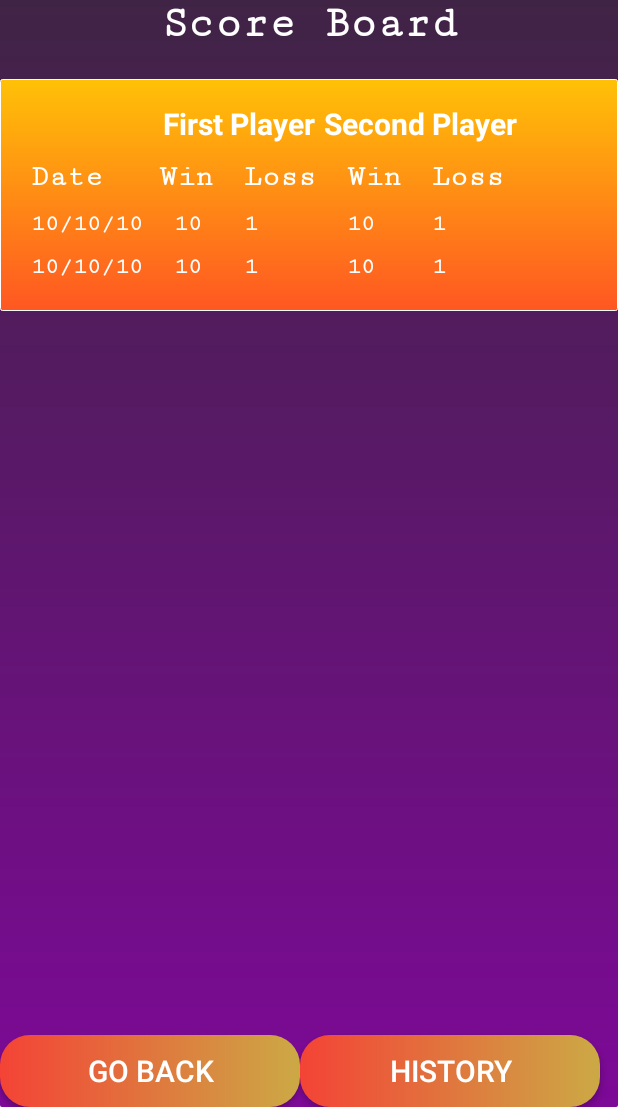
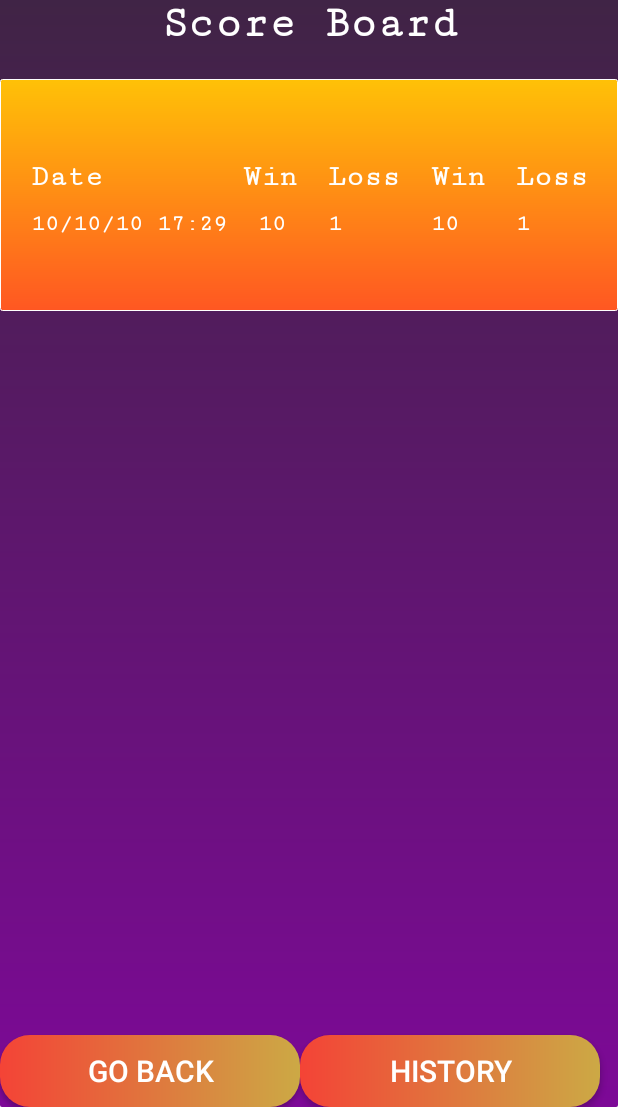
Before and after one commit to ArkanJbali/TicTacToe, an Android app: the Score screen opened directly, with no data from a screen before it, on a phone screen of 412 x 824 dp, the part 129-1236 px from its top. Run offline under Robolectric (Android 15) with nearby library versions, the phone set to English and light mode, and no system bars; 6 statements that could not run were skipped.

Commit message:
- Game is ready - Style - Changing in Score Board - add score list - added dialogs

```diff
--- a/app/src/main/AndroidManifest.xml
+++ b/app/src/main/AndroidManifest.xml
@@ -1,7 +1,6 @@
 <?xml version="1.0" encoding="utf-8"?>
 <manifest xmlns:android="http://schemas.android.com/apk/res/android"
     package="com.app.arkan.xo_game">
-    <uses-sdk android:targetSdkVersion="17" android:minSdkVersion="17" />
     <application
         android:allowBackup="true"
         android:icon="@mipmap/tic_tac"
--- a/app/src/main/java/com/app/arkan/xo_game/Score.java
+++ b/app/src/main/java/com/app/arkan/xo_game/Score.java
@@ -5,18 +5,43 @@ import android.content.Intent;
 import android.os.Bundle;
 import android.view.View;
 import android.widget.Button;
-
+import android.widget.TextView;
+import android.util.Log;
 public class Score extends Activity {
     @Override
     protected void onCreate(Bundle savedInstanceState) {
         super.onCreate(savedInstanceState);
         setContentView(R.layout.score_activity);
+        showLastGameScore();
         Button goBack = findViewById(R.id.goBack);
         goBack.setOnClickListener(new View.OnClickListener() {
             @Override
             public void onClick(View v) {
-                startActivity(new Intent(Score.this,StartActivity.class));
+                //startActivity(new Intent(Score.this,StartActivity.class));
+                Intent i = new Intent(Score.this,StartActivity.class);
+                i.putExtra("firstPlayer",getIntent().getStringExtra("firstPlayer"));
+                i.putExtra("secondPlayer",getIntent().getStringExtra("secondPlayer"));
+                startActivity(i);
             }
         });
     }
+    //add if not null
+    public void showLastGameScore(){
+        TextView fp = findViewById(R.id.pone);
+        fp.setText(getIntent().getStringExtra("firstPlayer"));
+        TextView sp = findViewById(R.id.ptwo);
+        sp.setText(getIntent().getStringExtra("secondPlayer"));
+        String gameScore [] = getIntent().getStringArrayExtra("lastGameScore");
+        Log.d("CODEEEEE",gameScore[0]);
+        TextView date = findViewById(R.id.date);
+        date.setText(gameScore[0]+" "+gameScore[1]);
+        TextView xwin = findViewById(R.id.xwin);
+        xwin.setText(gameScore[3]);
+        TextView xloss = findViewById(R.id.xloss);
+        xloss.setText(gameScore[4]);
+        TextView owin = findViewById(R.id.owin);
+        owin.setText(gameScore[6]);
+        TextView oloss = findViewById(R.id.oloss);
+        oloss.setText(gameScore[7]);
+    }
 }
--- a/app/src/main/res/layout/score_activity.xml
+++ b/app/src/main/res/layout/score_activity.xml
@@ -43,6 +43,7 @@
           android:textStyle="bold"
           android:fontFamily="serif-monospace"/>
       <TextView
+          android:id="@+id/pone"
           android:textSize="20dp"
           android:textColor="@color/whiteBTN"
           android:text="@string/plone"
@@ -51,6 +52,7 @@
           android:textStyle="bold"
           android:fontFamily="sans-serif"/>
       <TextView
+          android:id="@+id/ptwo"
           android:textSize="20dp"
           android:textColor="@color/whiteBTN"
           android:text="@string/pltwo"
@@ -99,7 +101,7 @@
       <TextView
           android:textSize="15dp"
           android:textColor="@color/whiteBTN"
-          android:text="10/10/10"
+          android:text="10/10/10 17:29"
 
           android:padding="5dp"
           android:textStyle="bold"
@@ -137,41 +139,41 @@
           android:textStyle="bold"
           android:fontFamily="serif-monospace"/>
       <TextView
+          android:id="@+id/date"
           android:textSize="15dp"
           android:textColor="@color/whiteBTN"
-          android:text="10/10/10"
-
           android:padding="5dp"
           android:textStyle="bold"
           android:fontFamily="serif-monospace"/>
       <TextView
+          android:id="@+id/xwin"
           android:textSize="15dp"
           android:textColor="@color/whiteBTN"
-          android:text="10"
           android:layout_marginLeft="10dp"
           android:padding="5dp"
           android:textStyle="bold"
           android:fontFamily="serif-monospace"/>
       <TextView
+          android:id="@+id/xloss"
           android:textSize="15dp"
           android:textColor="@color/whiteBTN"
-          android:text="1"
+
           android:layout_marginLeft="10dp"
           android:padding="5dp"
           android:textStyle="bold"
           android:fontFamily="serif-monospace"/>
       <TextView
+          android:id="@+id/owin"
           android:textSize="15dp"
           android:textColor="@color/whiteBTN"
-          android:text="10"
           android:layout_marginLeft="10dp"
           android:padding="5dp"
           android:textStyle="bold"
           android:fontFamily="serif-monospace"/>
       <TextView
+          android:id="@+id/oloss"
           android:textSize="15dp"
           android:textColor="@color/whiteBTN"
-          android:text="1"
           android:layout_marginLeft="10dp"
           android:padding="5dp"
           android:textStyle="bold"
--- a/app/src/main/res/values/colors.xml
+++ b/app/src/main/res/values/colors.xml
@@ -2,7 +2,7 @@
 <resources>
     <color name="colorPrimary">#39273C</color>
     <color name="colorPrimaryDark">#39273C</color>
-    <color name="colorAccent">#90FD75EF</color>
+    <color name="colorAccent">#90B4009D</color>
     <color name="whiteBTN">#FFFFFF</color>
     <color name="YellowBTN">#FF9800</color>
 </resources>
```
Also changed, not shown: app/src/main/java/com/app/arkan/xo_game/PlayGame.java (+51 -3 lines), app/src/main/java/com/app/arkan/xo_game/Players.java (+6 -5 lines), app/src/main/java/com/app/arkan/xo_game/StartActivity.java (+136 -23 lines), app/src/main/res/layout/clear_history_dialog.xml (added, +15 -0 lines), app/src/main/res/drawable/warnp.png (added), 1 other file.
